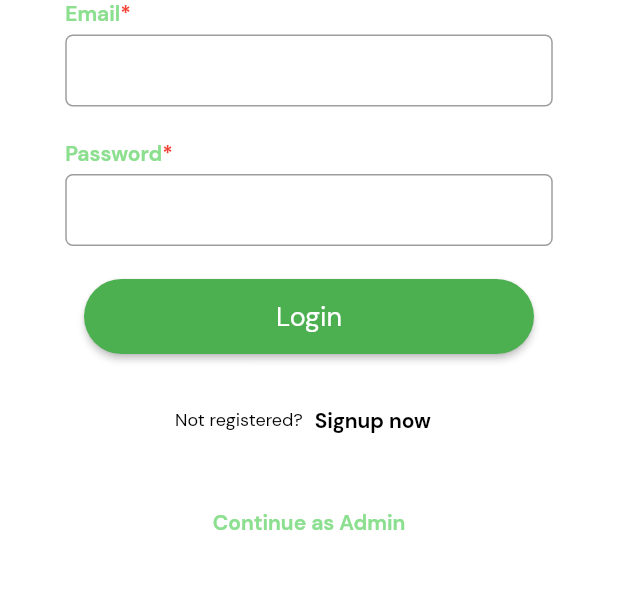
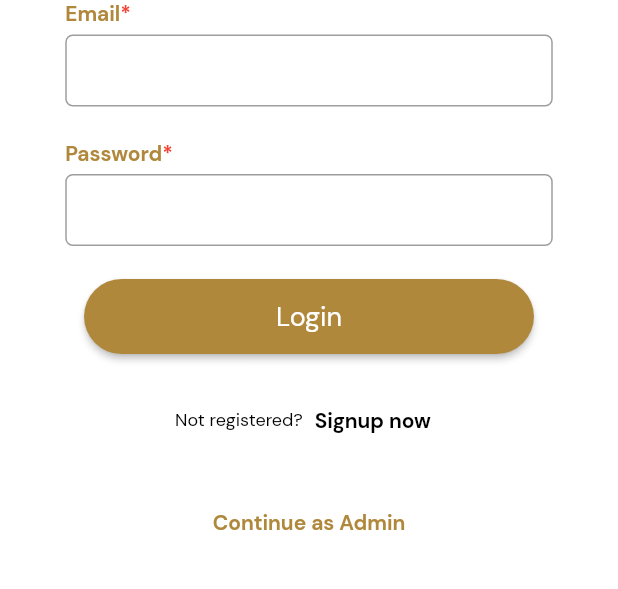
Before and after one commit to lansoyyy/animal_rescue, a Flutter app: the screen it shows after launch, on a phone screen of 412 x 824 dp, the part 450-1039 px from its top. Run offline on Flutter 3.47's test engine with Material 2 defaults, Android fonts, the light colour scheme and no system bars; our stand-ins replace carousel_slider, cloud_firestore, firebase_auth, firebase_core, firebase_storage, fluttertoast and 3 more; accounts and stored records are empty.

Commit message:
changed color pallete

```diff
--- a/lib/screens/auth/login_screen.dart
+++ b/lib/screens/auth/login_screen.dart
@@ -50,6 +50,7 @@ class LoginScreen extends StatelessWidget {
               height: 20,
             ),
             ButtonWidget(
+              color: primary,
               label: 'Login',
               onPressed: () {
                 // login(context);
--- a/lib/utils/colors.dart
+++ b/lib/utils/colors.dart
@@ -1,3 +1,3 @@
 import 'package:flutter/material.dart';
 
-var primary = const Color.fromARGB(255, 139, 223, 143);
+var primary = const Color(0xffB0883C);
```
